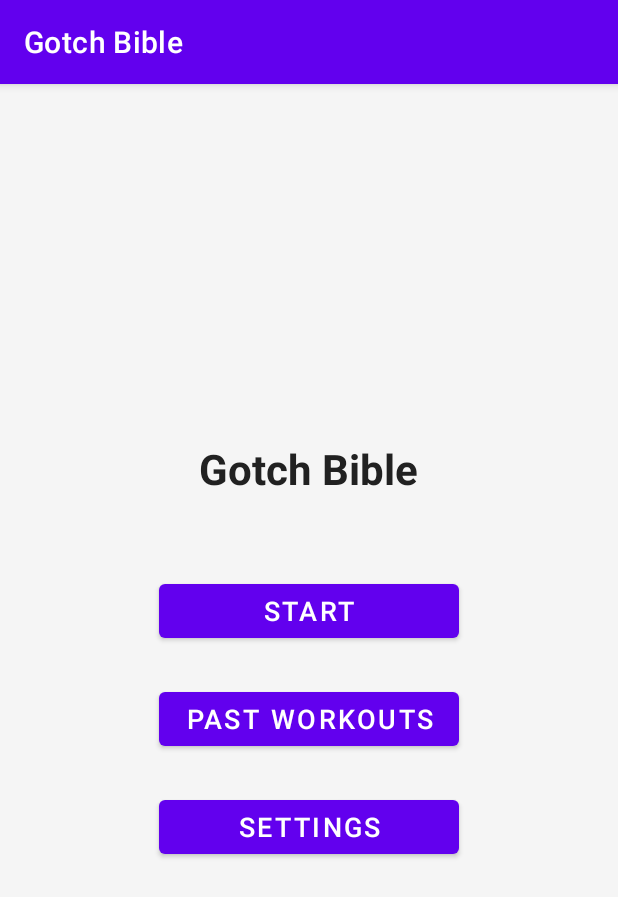
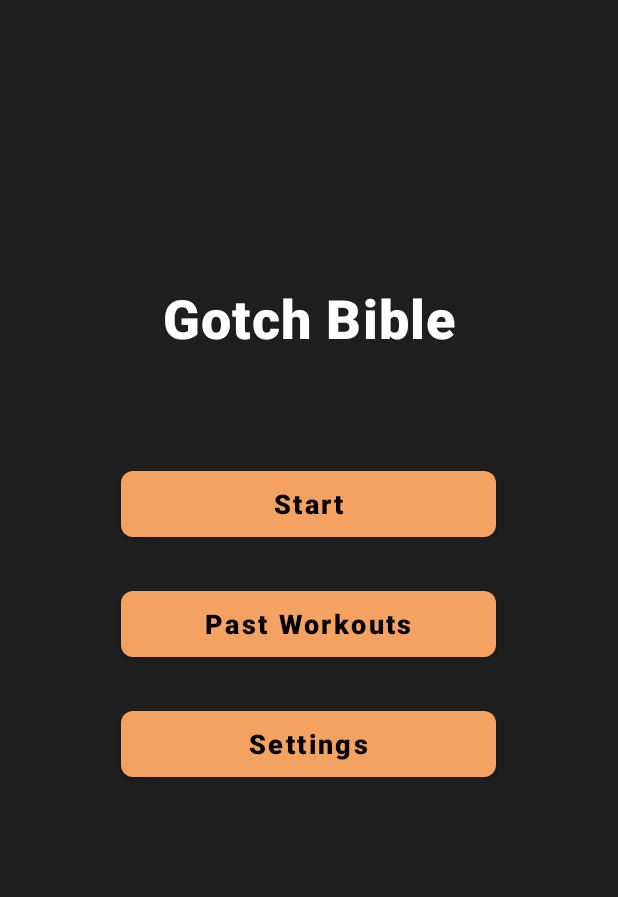
Before and after one commit to gooseyirl/gotch-bible-app, an Android app: the screen it shows after launch (MainActivity), on a phone screen of 412 x 824 dp. Shown: the top 897 px of the screen. Run offline under Robolectric (Android 15) with nearby library versions, the phone set to English and light mode, and no system bars; libraries missing offline, so code that uses them is left out: nl.dionsegijn.konfetti; plain views replace KonfettiView; 1 statement that could not run was skipped.

Commit message:
Apply dark theme with orange accent color scheme
Implemented modern dark theme matching reference screenshot:
- Dark background (#1E1E1E) with orange accent (#F4A261)
- Removed title bar (NoActionBar theme)
- Updated main menu with larger, bold "Gotch Bible" title
- Applied orange accent to all buttons with black text
- Updated all text colors to white for dark background
- Added orange accent to workout rank numbers
- Card items now have dark background (#2A2A2A)
- Consistent styling across all screens
- Modern sans-serif-black font for title

🤖 Generated with [Claude Code](https://claude.com/claude-code)

Co-Authored-By: Claude <noreply@anthropic.com>

```diff
--- /dev/null
+++ b/app/src/main/res/font/font_family.xml
@@ -0,0 +1,6 @@
+<?xml version="1.0" encoding="utf-8"?>
+<font-family xmlns:android="http://schemas.android.com/apk/res/android"
+    xmlns:app="http://schemas.android.com/apk/res-auto">
+    <!-- Using system default sans-serif bold for modern look -->
+    <!-- To use a custom font like Poppins, download the .ttf files and place them in res/font/ -->
+</font-family>
--- a/app/src/main/res/layout/activity_main.xml
+++ b/app/src/main/res/layout/activity_main.xml
@@ -10,44 +10,44 @@
     <!-- Menu Layout -->
     <LinearLayout
         android:id="@+id/menuLayout"
-        android:layout_width="wrap_content"
-        android:layout_height="wrap_content"
+        android:layout_width="match_parent"
+        android:layout_height="match_parent"
         android:orientation="vertical"
         android:gravity="center"
-        app:layout_constraintTop_toTopOf="parent"
-        app:layout_constraintBottom_toBottomOf="parent"
-        app:layout_constraintStart_toStartOf="parent"
-        app:layout_constraintEnd_toEndOf="parent">
+        android:padding="32dp">
 
         <TextView
             android:layout_width="wrap_content"
             android:layout_height="wrap_content"
             android:text="Gotch Bible"
-            android:textSize="28sp"
+            android:textSize="36sp"
             android:textStyle="bold"
             android:textColor="@color/text_primary"
-            android:layout_marginBottom="40dp" />
+            android:fontFamily="sans-serif-black"
+            android:letterSpacing="0.02"
+            android:layout_marginBottom="60dp"
+            android:layout_marginTop="-100dp" />
 
         <com.google.android.material.button.MaterialButton
             android:id="@+id/startButton"
-            android:layout_width="200dp"
-            android:layout_height="wrap_content"
+            android:layout_width="250dp"
+            android:layout_height="56dp"
             android:text="Start"
             android:textSize="18sp"
             android:layout_margin="12dp" />
 
         <com.google.android.material.button.MaterialButton
             android:id="@+id/pastWorkoutsButton"
-            android:layout_width="200dp"
-            android:layout_height="wrap_content"
+            android:layout_width="250dp"
+            android:layout_height="56dp"
             android:text="Past Workouts"
             android:textSize="18sp"
             android:layout_margin="12dp" />
 
         <com.google.android.material.button.MaterialButton
             android:id="@+id/settingsButton"
-            android:layout_width="200dp"
-            android:layout_height="wrap_content"
+            android:layout_width="250dp"
+            android:layout_height="56dp"
             android:text="Settings"
             android:textSize="18sp"
             android:layout_margin="12dp" />
--- a/app/src/main/res/layout/item_workout.xml
+++ b/app/src/main/res/layout/item_workout.xml
@@ -5,7 +5,8 @@
     android:layout_height="wrap_content"
     android:layout_margin="8dp"
     app:cardElevation="4dp"
-    app:cardCornerRadius="8dp">
+    app:cardCornerRadius="8dp"
+    app:cardBackgroundColor="#2A2A2A">
 
     <LinearLayout
         android:layout_width="match_parent"
@@ -20,6 +21,7 @@
             android:text="1"
             android:textSize="24sp"
             android:textStyle="bold"
+            android:textColor="@color/orange_accent"
             android:gravity="center" />
 
         <LinearLayout
@@ -35,7 +37,8 @@
                 android:layout_height="wrap_content"
                 android:text="05:23"
                 android:textSize="20sp"
-                android:textStyle="bold" />
+                android:textStyle="bold"
+                android:textColor="@color/text_primary" />
 
             <TextView
                 android:id="@+id/dateText"
@@ -43,7 +46,7 @@
                 android:layout_height="wrap_content"
                 android:text="Jan 1, 2024"
                 android:textSize="14sp"
-                android:alpha="0.7" />
+                android:textColor="@color/text_secondary" />
 
         </LinearLayout>
 
--- a/app/src/main/res/values/colors.xml
+++ b/app/src/main/res/values/colors.xml
@@ -1,17 +1,25 @@
 <?xml version="1.0" encoding="utf-8"?>
 <resources>
-    <color name="purple_200">#FFBB86FC</color>
-    <color name="purple_500">#FF6200EE</color>
-    <color name="purple_700">#FF3700B3</color>
-    <color name="teal_200">#FF03DAC5</color>
-    <color name="teal_700">#FF018786</color>
+    <!-- Theme colors matching screenshot -->
+    <color name="dark_background">#1E1E1E</color>
+    <color name="orange_accent">#F4A261</color>
+    <color name="orange_accent_dark">#E89350</color>
+    <color name="input_background">#797979</color>
+    <color name="white">#FFFFFFFF</color>
     <color name="black">#FF000000</color>
-    <color name="white">#FFFFFFFF</color>
+    <color name="text_primary">#FFFFFFFF</color>
+    <color name="text_secondary">#B0B0B0</color>
 
     <!-- Card colors -->
     <color name="card_red">#FFD32F2F</color>
     <color name="card_black">#FF212121</color>
     <color name="card_background">#FFFFFFFF</color>
-    <color name="background">#FFF5F5F5</color>
-    <color name="text_primary">#FF212121</color>
+    <color name="background">#1E1E1E</color>
+
+    <!-- Legacy colors for compatibility -->
+    <color name="purple_200">#FFBB86FC</color>
+    <color name="purple_500">#F4A261</color>
+    <color name="purple_700">#E89350</color>
+    <color name="teal_200">#F4A261</color>
+    <color name="teal_700">#E89350</color>
 </resources>
--- a/app/src/main/res/values/themes.xml
+++ b/app/src/main/res/values/themes.xml
@@ -1,22 +1,34 @@
 <?xml version="1.0" encoding="utf-8"?>
 <resources>
-    <!-- Base application theme. -->
-    <style name="Theme.CardDeck" parent="Theme.MaterialComponents.Light.DarkActionBar">
-        <!-- Primary brand color. -->
-        <item name="colorPrimary">@color/purple_500</item>
-        <item name="colorPrimaryVariant">@color/purple_700</item>
-        <item name="colorOnPrimary">@color/white</item>
-        <!-- Secondary brand color. -->
-        <item name="colorSecondary">@color/teal_200</item>
-        <item name="colorSecondaryVariant">@color/teal_700</item>
+    <!-- Base application theme with dark background and orange accent -->
+    <style name="Theme.CardDeck" parent="Theme.MaterialComponents.Light.NoActionBar">
+        <!-- Primary brand color (orange accent) -->
+        <item name="colorPrimary">@color/orange_accent</item>
+        <item name="colorPrimaryVariant">@color/orange_accent_dark</item>
+        <item name="colorOnPrimary">@color/black</item>
+        <!-- Secondary brand color -->
+        <item name="colorSecondary">@color/orange_accent</item>
+        <item name="colorSecondaryVariant">@color/orange_accent_dark</item>
         <item name="colorOnSecondary">@color/black</item>
-        <!-- Status bar color. -->
-        <item name="android:statusBarColor">?attr/colorPrimaryVariant</item>
-        <!-- Force consistent background and text colors -->
-        <item name="android:windowBackground">@color/background</item>
+        <!-- Status bar color -->
+        <item name="android:statusBarColor">@color/dark_background</item>
+        <item name="android:windowLightStatusBar">false</item>
+        <!-- Dark background and white text -->
+        <item name="android:windowBackground">@color/dark_background</item>
         <item name="android:textColorPrimary">@color/text_primary</item>
-        <item name="android:textColorSecondary">@color/text_primary</item>
-        <item name="android:textColorHint">#FF757575</item>
+        <item name="android:textColorSecondary">@color/text_secondary</item>
+        <item name="android:textColorHint">@color/text_secondary</item>
         <item name="editTextColor">@color/text_primary</item>
+        <!-- Button style -->
+        <item name="materialButtonStyle">@style/Widget.App.Button</item>
+    </style>
+
+    <!-- Custom button style matching screenshot -->
+    <style name="Widget.App.Button" parent="Widget.MaterialComponents.Button">
+        <item name="backgroundTint">@color/orange_accent</item>
+        <item name="android:textColor">@color/black</item>
+        <item name="android:textAllCaps">false</item>
+        <item name="android:textStyle">bold</item>
+        <item name="cornerRadius">8dp</item>
     </style>
 </resources>
```
